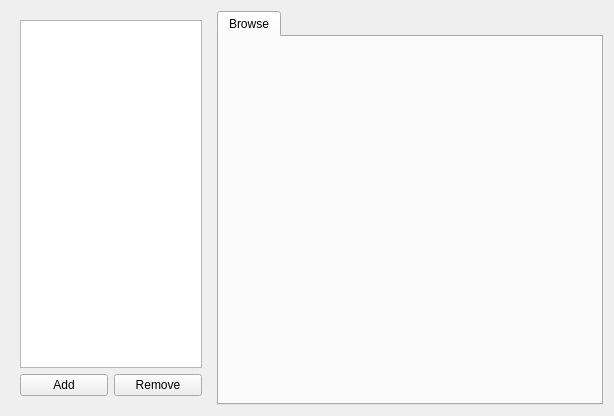
jimtendo/QuteSQL, file ExplorerWidget.ui: the form before one commit.
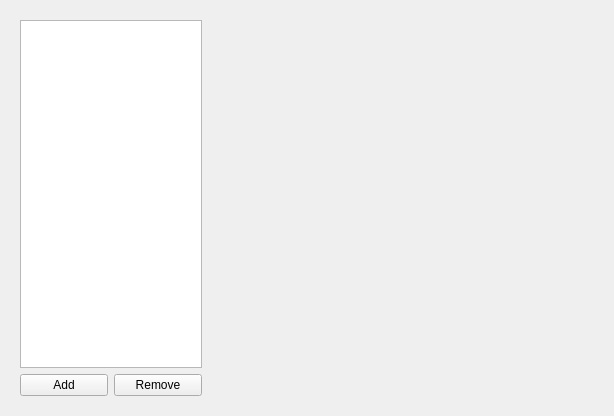
The form after the commit. Icons and pictures are not drawn. Custom widgets are drawn as their Qt base class.

What changed in the file:
```diff
--- a/ExplorerWidget.ui
+++ b/ExplorerWidget.ui
@@ -67,20 +67,22 @@
     </widget>
    </item>
    <item>
-    <widget class="QTabWidget" name="tabWidget">
+    <widget class="QTabWidget" name="browseWidgets">
+     <property name="tabPosition">
+      <enum>QTabWidget::North</enum>
+     </property>
      <property name="currentIndex">
       <number>0</number>
      </property>
-     <widget class="BrowseWidget" name="browseTab">
-      <attribute name="icon">
-       <iconset theme="folder">
-        <normaloff/>
-       </iconset>
-      </attribute>
-      <attribute name="title">
-       <string>Browse</string>
-      </attribute>
-     </widget>
+     <property name="documentMode">
+      <bool>true</bool>
+     </property>
+     <property name="tabsClosable">
+      <bool>true</bool>
+     </property>
+     <property name="tabBarAutoHide">
+      <bool>true</bool>
+     </property>
     </widget>
    </item>
   </layout>
@@ -109,14 +111,6 @@
    </property>
   </action>
  </widget>
- <customwidgets>
-  <customwidget>
-   <class>BrowseWidget</class>
-   <extends>QWidget</extends>
-   <header>BrowseWidget.h</header>
-   <container>1</container>
-  </customwidget>
- </customwidgets>
  <resources/>
  <connections/>
 </ui>
```
Left out of the diff: 25 changed lines with no effect on the pictures.
